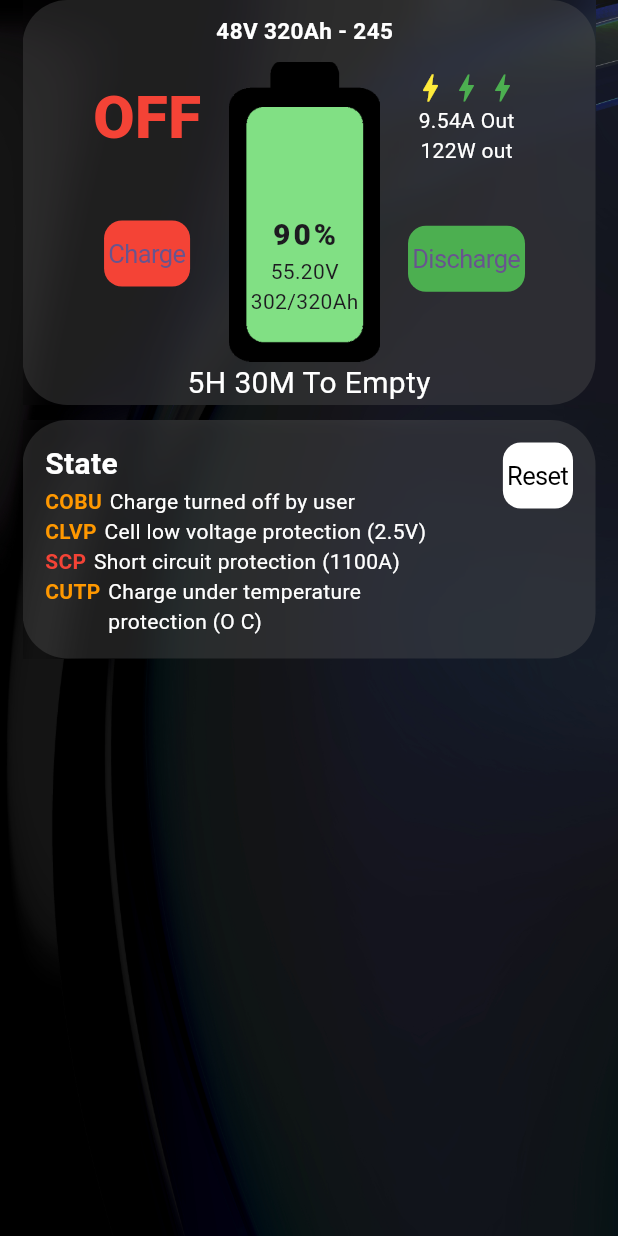
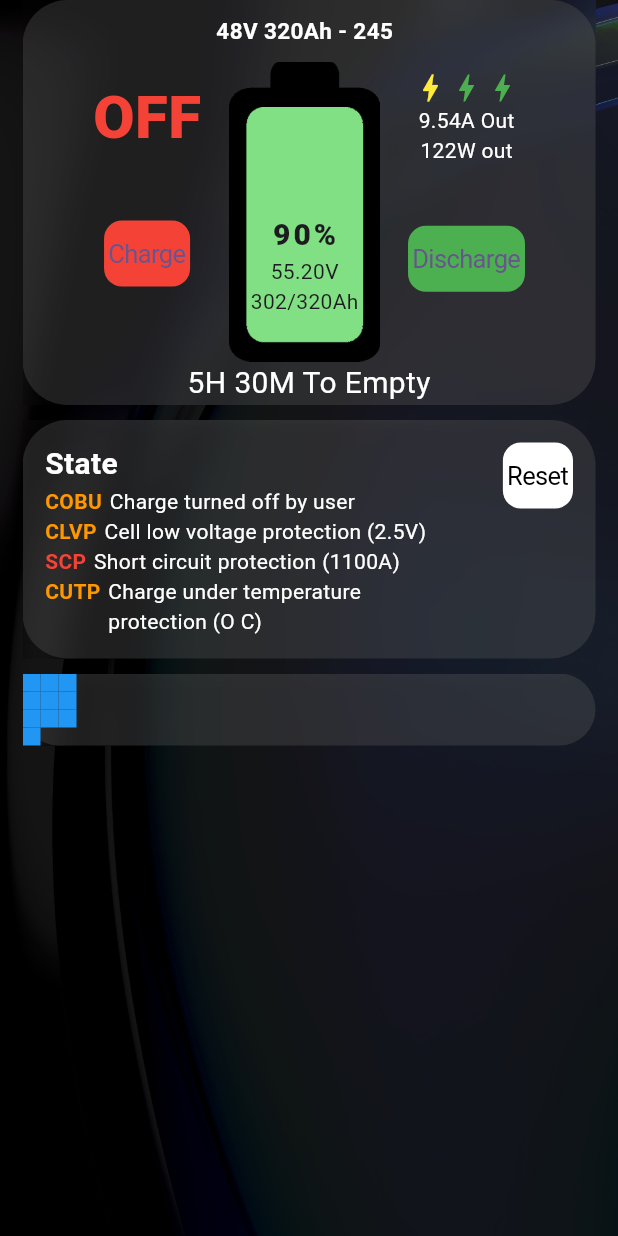
Before and after one commit to SheeloveDol/bluetooth_bms, a Flutter app: the screen it shows after launch, on a phone screen of 412 x 824 dp. Run offline on Flutter 3.47's test engine with Material 3 defaults, Android fonts, the phone set to English and light mode, and no system bars.

Commit message:
custom grid

```diff
--- a/lib/CState.dart
+++ b/lib/CState.dart
@@ -16,21 +16,30 @@ class _CellsStateState extends State<CellsState> {
     // TODO: implement initState
     super.initState();
 
-    cells.add(Container());
+    for (var i = 0; i < 14; i++) {
+      cells.add(Container(
+        width: 12,
+        height: 12,
+        color: Colors.blue,
+      ));
+    }
   }
 
   Widget grid() {
-    if (cells.length % 4 == 0) {
-      var cols = cells.length / 4;
-      for (var i = 0; i <= cols; i++) {
-        for (var i = 0; i < 5; i++) {
-          var rows = <Widget>[];
-          rows.add(cells[i]);
-          if (i == 4) {}
-        }
+    List<Widget> columnContent = [];
+    Column column = Column(children: columnContent);
+
+    List<Widget> rowContent = [];
+    Row row = Row(children: rowContent);
+    for (var i = 0; i < cells.length; i++) {
+      rowContent.add(cells[i]);
+      if (i % 3 == 0 && i != 0) {
+        rowContent = new List<Widget>.empty(growable: true);
+        row = new Row(children: rowContent);
+        columnContent.add(row);
       }
     }
-    return Row();
+    return column;
   }
 
   @override
```
